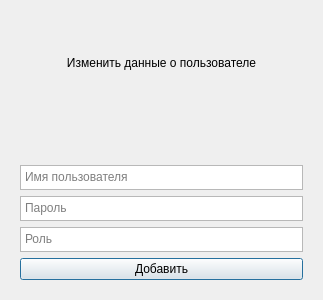
Before: the Qt Designer form ui/ChangeUserDialog.ui in lilKOZACHKA/CleaningApp, drawn with Qt 5.
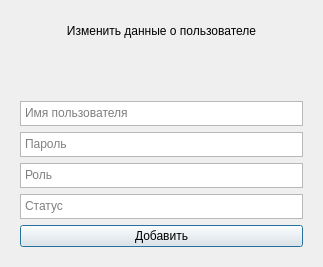
After: the same form once the commit is applied.

Commit message: add tablet + add button new users

What changed in the file:
```diff
--- a/ui/ChangeUserDialog.ui
+++ b/ui/ChangeUserDialog.ui
@@ -7,16 +7,16 @@
     <x>0</x>
     <y>0</y>
     <width>323</width>
-    <height>300</height>
+    <height>267</height>
    </rect>
   </property>
   <property name="windowTitle">
    <string>Изменение пользователя</string>
   </property>
-  <layout class="QVBoxLayout" name="verticalLayout">
-   <item>
+  <layout class="QGridLayout" name="gridLayout">
+   <item row="0" column="0">
     <widget class="QWidget" name="widget" native="true">
-     <layout class="QVBoxLayout" name="verticalLayout_2">
+     <layout class="QVBoxLayout" name="verticalLayout">
       <item>
        <widget class="QLabel" name="label">
         <property name="maximumSize">
@@ -91,6 +91,22 @@
         </property>
        </widget>
       </item>
+      <item>
+       <widget class="QPlainTextEdit" name="new_status_input">
+        <property name="maximumSize">
+         <size>
+          <width>400</width>
+          <height>25</height>
+         </size>
+        </property>
+        <property name="tabStopWidth">
+         <number>90</number>
+        </property>
+        <property name="placeholderText">
+         <string>Статус</string>
+        </property>
+       </widget>
+      </item>
       <item>
        <widget class="QPushButton" name="change_user_button">
         <property name="maximumSize">
```
The commit also changes 19 other files.
